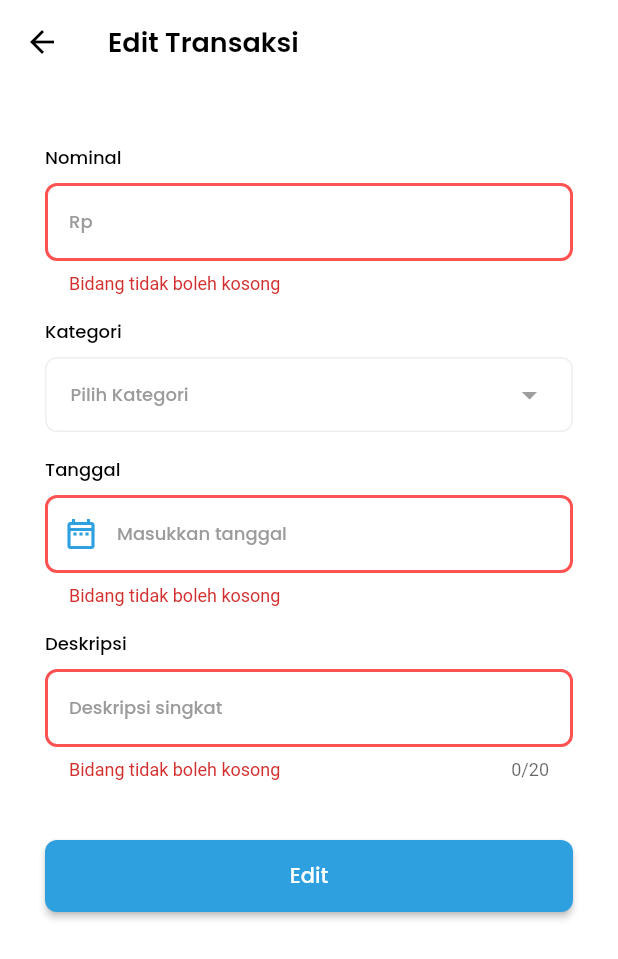
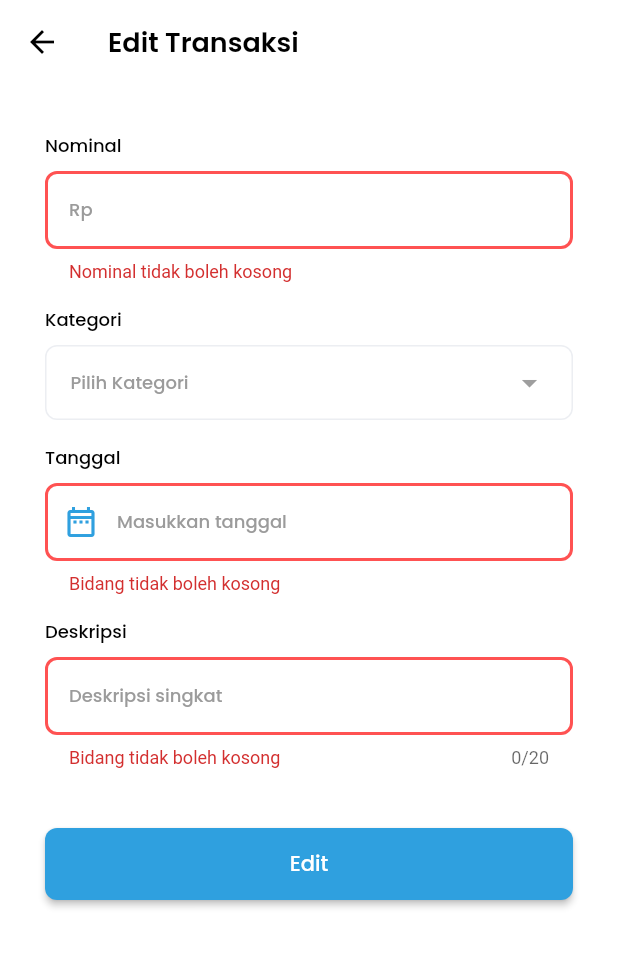
Before and after one commit to hib4/moneyger, a Flutter app: the EditTransactionPage screen opened directly with empty values, after a tap on "Edit", on a phone screen of 412 x 824 dp. Shown: the top 959 px of the screen. Run offline on Flutter 3.47's test engine with Material 2 defaults, Android fonts, the phone set to English and light mode, and no system bars; drawn by our look-alikes of dropdown_button2; our stand-ins replace cached_network_image, cloud_firestore, currency_text_input_formatter, firebase_auth, firebase_core, fl_chart and 6 more; accounts and stored records are empty; statements that could not run were skipped.

```diff
--- a/lib/common/shared_code.dart
+++ b/lib/common/shared_code.dart
@@ -5,6 +5,28 @@ import 'package:shared_preferences/shared_preferences.dart';
 class SharedCode {
   String? emptyValidator(value) {
     return value.toString().trim().isEmpty ? 'Bidang tidak boleh kosong' : null;
+  }
+
+  String? nameValidator(value) {
+    bool nameValid = RegExp(r'[0-9]').hasMatch(value);
+
+    if (nameValid) {
+      return 'Nama tidak boleh mengandung angka';
+    } else if (value.toString().trim().isEmpty) {
+      return 'Nama tidak boleh kosong';
+    } else {
+      return null;
+    }
+  }
+
+  String? transactionValidator(value) {
+    if (value.toString() == 'Rp. 0') {
+      return 'Nominal tidak boleh 0';
+    } else if (value.toString().trim().isEmpty) {
+      return 'Nominal tidak boleh kosong';
+    } else {
+      return null;
+    }
   }
 
   String? niyValidator(value) {
--- a/lib/ui/auth/register/register.dart
+++ b/lib/ui/auth/register/register.dart
@@ -74,7 +74,7 @@ class _RegisterPageState extends State<RegisterPage> {
                           label: 'Masukkan nama lengkap',
                           controller: _fullNameController,
                           validator: (value) =>
-                              SharedCode().emptyValidator(value),
+                              SharedCode().nameValidator(value),
                         ),
                         const SizedBox(
                           height: 12,
--- a/lib/ui/personal_information/edit_personal_information.dart
+++ b/lib/ui/personal_information/edit_personal_information.dart
@@ -80,7 +80,7 @@ class _EditPersonalInformationState extends State<EditPersonalInformation> {
                         hint: 'Masukkan nama lengkap',
                         controller: _fullNameController,
                         validator: (value) =>
-                            SharedCode().emptyValidator(value),
+                            SharedCode().nameValidator(value),
                       ),
                       const SizedBox(
                         height: 16,
--- a/lib/ui/transaction/add_transaction.dart
+++ b/lib/ui/transaction/add_transaction.dart
@@ -24,7 +24,7 @@ class _AddTransactionPageState extends State<AddTransactionPage> {
   final _formatter = CurrencyTextInputFormatter(
     locale: 'id',
     decimalDigits: 0,
-    symbol: 'Rp ',
+    symbol: 'Rp. ',
   );
   Map<String, dynamic> _userData = {};
 
@@ -116,7 +116,8 @@ class _AddTransactionPageState extends State<AddTransactionPage> {
                     controller: _totalController,
                     textInputType: TextInputType.number,
                     withInputFormatter: true,
-                    validator: (value) => SharedCode().emptyValidator(value),
+                    validator: (value) =>
+                        SharedCode().transactionValidator(value),
                   ),
                   const SizedBox(
                     height: 16,
--- a/lib/ui/transaction/edit_transaction.dart
+++ b/lib/ui/transaction/edit_transaction.dart
@@ -114,7 +114,7 @@ class _EditTransactionPageState extends State<EditTransactionPage> {
       body: SafeArea(
         child: SingleChildScrollView(
           child: Container(
-            padding: const EdgeInsets.symmetric(horizontal: 30, vertical: 16),
+            padding: const EdgeInsets.symmetric(horizontal: 30, vertical: 8),
             child: Form(
               key: _formKey,
               child: Column(
@@ -138,7 +138,8 @@ class _EditTransactionPageState extends State<EditTransactionPage> {
                     controller: _totalController,
                     textInputType: TextInputType.number,
                     withInputFormatter: true,
-                    validator: (value) => SharedCode().emptyValidator(value),
+                    validator: (value) =>
+                        SharedCode().transactionValidator(value),
                   ),
                   const SizedBox(
                     height: 16,
```
